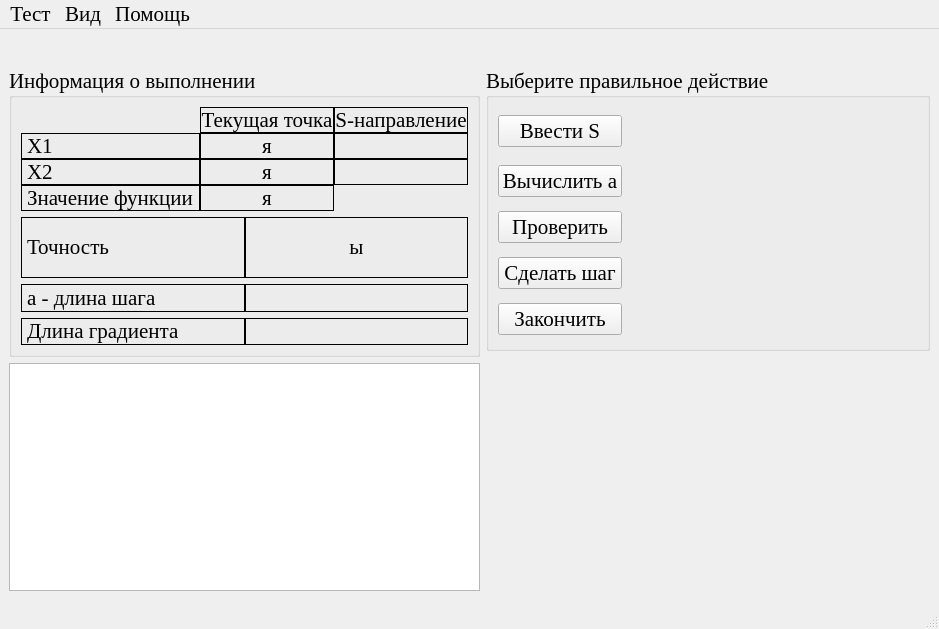
First picture: the form in optimizationmethods/ui/FasterDescent.ui, repository Eliminationzx/optimizationmethods, before the edit.
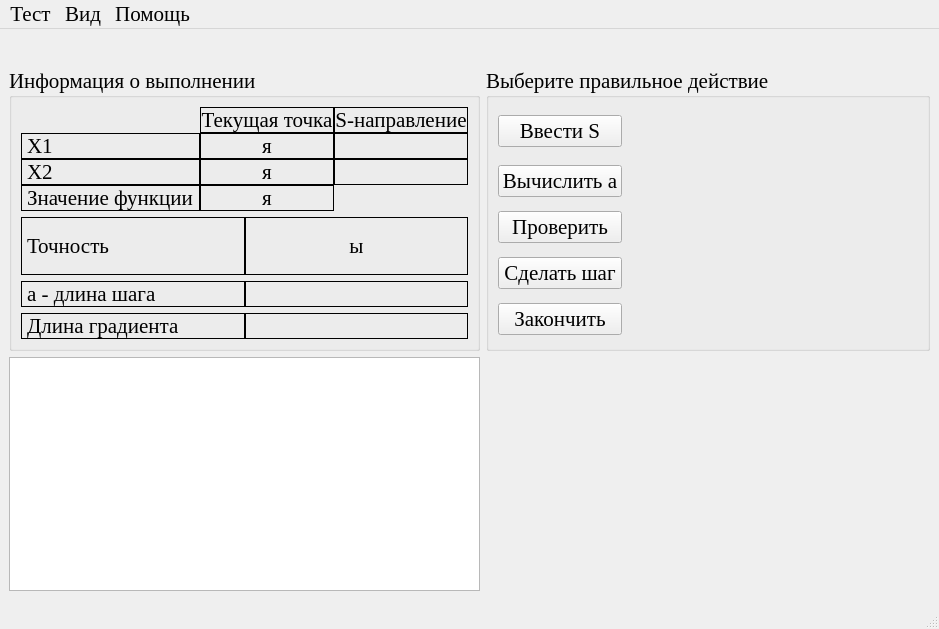
Second picture: the form after the edit. Icons and pictures are not drawn.

Commit message: поправил формы.

Diff of the .ui file:
```diff
--- a/optimizationmethods/ui/FasterDescent.ui
+++ b/optimizationmethods/ui/FasterDescent.ui
@@ -9,7 +9,7 @@
    <rect>
     <x>0</x>
     <y>0</y>
-    <width>908</width>
+    <width>914</width>
     <height>629</height>
    </rect>
   </property>
@@ -27,7 +27,7 @@
     <normaloff>:/icon/icon.bmp</normaloff>:/icon/icon.bmp</iconset>
   </property>
   <widget class="QWidget" name="centralwidget">
-   <layout class="QGridLayout" name="gridLayout_13" columnstretch="1,2">
+   <layout class="QGridLayout" name="gridLayout_13" columnstretch="1,2" rowminimumheight="0,0,1">
     <item row="0" column="0" colspan="2">
      <widget class="QLabel" name="func">
       <property name="alignment">
@@ -35,7 +35,7 @@
       </property>
      </widget>
     </item>
-    <item row="1" column="0" rowspan="2">
+    <item row="1" column="0">
      <widget class="QGroupBox" name="groupBox_2">
       <property name="title">
        <string>Информация о выполнении</string>
@@ -793,7 +793,7 @@
       </layout>
      </widget>
     </item>
-    <item row="3" column="0">
+    <item row="2" column="0">
      <widget class="QTextBrowser" name="LogTxtBrsr">
       <property name="font">
        <font>
```
Left out of the diff: 2 changed lines with no effect on the pictures. The commit also changes 4 other files.
